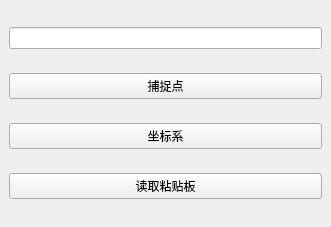
First picture: the form in position_fetch_dockwidget_base.ui, repository wuyin0719/position_fetch, before the edit.
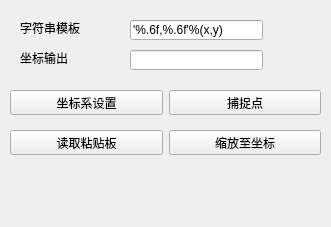
Second picture: the form after the edit.

```diff
--- a/position_fetch_dockwidget_base.ui
+++ b/position_fetch_dockwidget_base.ui
@@ -14,32 +14,116 @@
    <string>SUTPC Plugins</string>
   </property>
   <widget class="QWidget" name="dockWidgetContents">
-   <layout class="QGridLayout" name="gridLayout">
-    <item row="0" column="0">
-     <widget class="QLineEdit" name="userCrsEdit"/>
-    </item>
-    <item row="2" column="0">
+   <widget class="QLineEdit" name="userCrsEdit">
+    <property name="geometry">
+     <rect>
+      <x>130</x>
+      <y>50</y>
+      <width>133</width>
+      <height>20</height>
+     </rect>
+    </property>
+   </widget>
+   <widget class="QLineEdit" name="templateEdit">
+    <property name="geometry">
+     <rect>
+      <x>130</x>
+      <y>20</y>
+      <width>133</width>
+      <height>20</height>
+     </rect>
+    </property>
+    <property name="whatsThis">
+     <string/>
+    </property>
+    <property name="inputMethodHints">
+     <set>Qt::ImhNone</set>
+    </property>
+    <property name="text">
+     <string>'%.6f,%.6f'%(x,y)</string>
+    </property>
+    <property name="placeholderText">
+     <string>字符串模板</string>
+    </property>
+   </widget>
+   <widget class="QLabel" name="label">
+    <property name="geometry">
+     <rect>
+      <x>20</x>
+      <y>20</y>
+      <width>71</width>
+      <height>16</height>
+     </rect>
+    </property>
+    <property name="text">
+     <string>字符串模板</string>
+    </property>
+   </widget>
+   <widget class="QLabel" name="label_2">
+    <property name="geometry">
+     <rect>
+      <x>20</x>
+      <y>50</y>
+      <width>71</width>
+      <height>16</height>
+     </rect>
+    </property>
+    <property name="text">
+     <string>坐标输出</string>
+    </property>
+   </widget>
+   <widget class="QWidget" name="">
+    <property name="geometry">
+     <rect>
+      <x>10</x>
+      <y>90</y>
+      <width>311</width>
+      <height>25</height>
+     </rect>
+    </property>
+    <layout class="QHBoxLayout" name="horizontalLayout">
+     <item>
+      <widget class="QPushButton" name="userCrsToolButton">
+       <property name="text">
+        <string>坐标系设置</string>
+       </property>
+      </widget>
+     </item>
+     <item>
      <widget class="QPushButton" name="captureButton">
       <property name="text">
        <string>捕捉点</string>
       </property>
      </widget>
     </item>
-    <item row="3" column="0">
-     <widget class="QPushButton" name="userCrsToolButton">
-      <property name="text">
-       <string>坐标系</string>
-      </property>
-     </widget>
-    </item>
-    <item row="4" column="0">
+    </layout>
+   </widget>
+   <widget class="QWidget" name="">
+    <property name="geometry">
+     <rect>
+      <x>10</x>
+      <y>130</y>
+      <width>311</width>
+      <height>25</height>
+     </rect>
+    </property>
+    <layout class="QHBoxLayout" name="horizontalLayout_2">
+     <item>
      <widget class="QPushButton" name="orcButton">
       <property name="text">
        <string>读取粘贴板</string>
       </property>
      </widget>
     </item>
-   </layout>
+     <item>
+      <widget class="QPushButton" name="zoomButton">
+       <property name="text">
+        <string>缩放至坐标</string>
+       </property>
+      </widget>
+     </item>
+    </layout>
+   </widget>
   </widget>
  </widget>
  <resources/>
```
Lines whose indentation alone changed are shown as unchanged.
